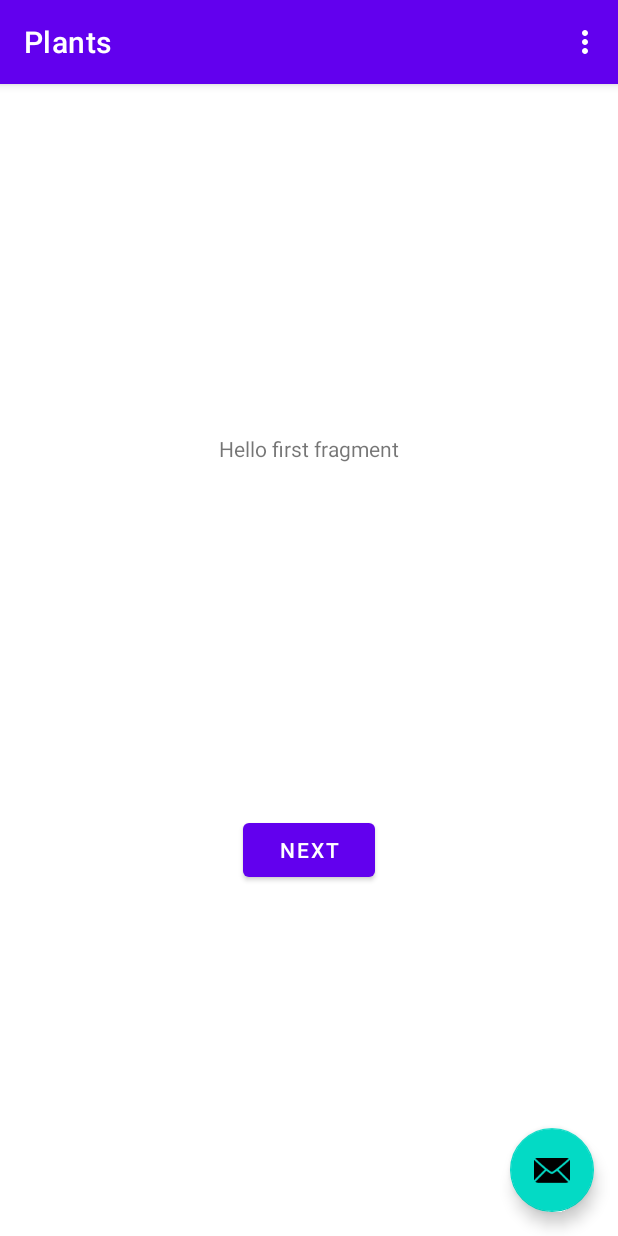
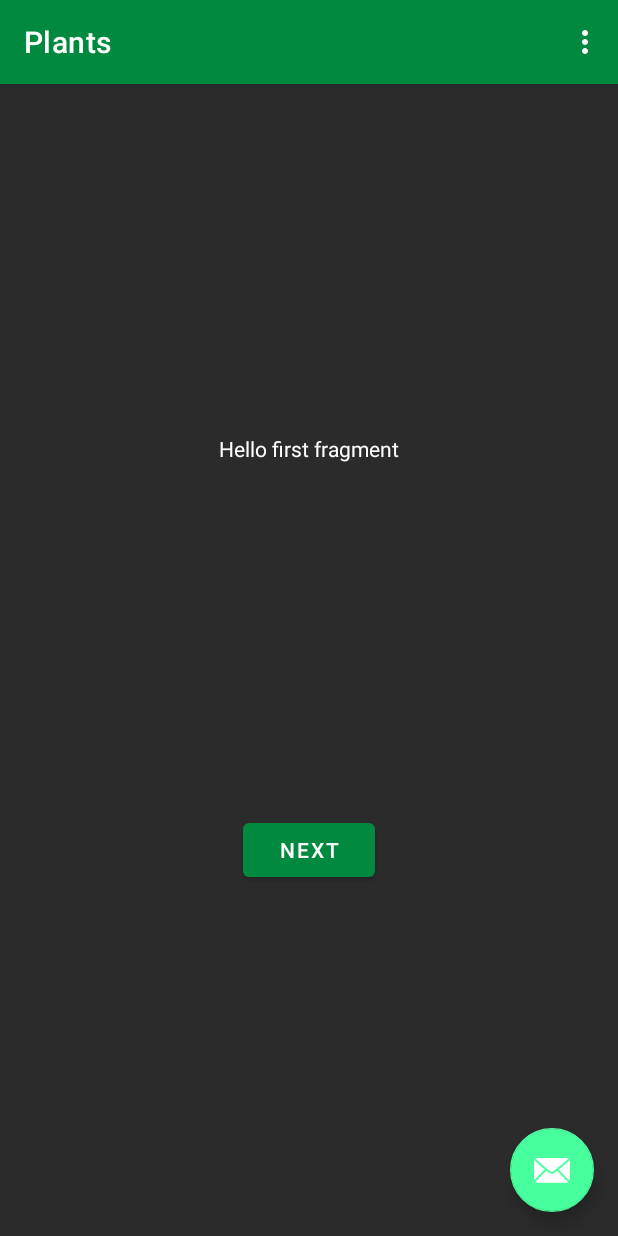
Before and after one commit to michalmusil/water_it, an Android app: the screen it shows after launch (MainActivity), on a phone screen of 412 x 824 dp. Run offline under Robolectric (Android 15) with nearby library versions, the phone set to English and light mode, and no system bars; our stand-ins replace navigation-ui.

Commit message:
Database architecture done, theme colors customized

```diff
--- a/app/src/main/AndroidManifest.xml
+++ b/app/src/main/AndroidManifest.xml
@@ -10,7 +10,7 @@
         android:supportsRtl="true"
         android:theme="@style/Theme.Waterit">
         <activity
-            android:name=".MainActivity"
+            android:name=".activities.MainActivity"
             android:exported="true"
             android:label="@string/app_name"
             android:theme="@style/Theme.Waterit.NoActionBar">
--- a/app/src/main/java/cz/mendelu/xmusil5/waterit/MainActivity.kt
+++ b/app/src/main/java/cz/mendelu/xmusil5/waterit/activities/MainActivity.kt
@@ -1,4 +1,4 @@
-package cz.mendelu.xmusil5.waterit
+package cz.mendelu.xmusil5.waterit.activities
 
 import android.os.Bundle
 import com.google.android.material.snackbar.Snackbar
@@ -9,6 +9,7 @@ import androidx.navigation.ui.navigateUp
 import androidx.navigation.ui.setupActionBarWithNavController
 import android.view.Menu
 import android.view.MenuItem
+import cz.mendelu.xmusil5.waterit.R
 import cz.mendelu.xmusil5.waterit.databinding.ActivityMainBinding
 
 class MainActivity : AppCompatActivity() {
--- a/app/src/main/res/layout/activity_main.xml
+++ b/app/src/main/res/layout/activity_main.xml
@@ -4,7 +4,7 @@
     xmlns:tools="http://schemas.android.com/tools"
     android:layout_width="match_parent"
     android:layout_height="match_parent"
-    tools:context=".MainActivity">
+    tools:context=".activities.MainActivity">
 
     <com.google.android.material.appbar.AppBarLayout
         android:layout_width="match_parent"
--- a/app/src/main/res/menu/menu_main.xml
+++ b/app/src/main/res/menu/menu_main.xml
@@ -1,7 +1,7 @@
 <menu xmlns:android="http://schemas.android.com/apk/res/android"
     xmlns:app="http://schemas.android.com/apk/res-auto"
     xmlns:tools="http://schemas.android.com/tools"
-    tools:context="cz.mendelu.xmusil5.waterit.MainActivity">
+    tools:context="cz.mendelu.xmusil5.waterit.activities.MainActivity">
     <item
         android:id="@+id/action_settings"
         android:orderInCategory="100"
--- a/app/src/main/res/values/colors.xml
+++ b/app/src/main/res/values/colors.xml
@@ -7,4 +7,11 @@
     <color name="teal_700">#FF018786</color>
     <color name="black">#FF000000</color>
     <color name="white">#FFFFFFFF</color>
+
+    <color name="primaryColor">#00893F</color>
+    <color name="secondaryColor">#47FF9C</color>
+    <color name="primaryBackgroundColor">#2B2B2B</color>
+    <color name="primaryTextColor">#FFFFFF</color>
+
+
 </resources>
--- a/app/src/main/res/values/themes.xml
+++ b/app/src/main/res/values/themes.xml
@@ -1,14 +1,19 @@
 <resources xmlns:tools="http://schemas.android.com/tools">
     <!-- Base application theme. -->
     <style name="Theme.Waterit" parent="Theme.MaterialComponents.DayNight.DarkActionBar">
+        <!-- Background color. -->
+        <item name="android:windowBackground">@color/primaryBackgroundColor</item>
+        <!-- Text color. -->
+        <item name="android:textColor">@color/primaryTextColor</item>
+
         <!-- Primary brand color. -->
-        <item name="colorPrimary">@color/purple_500</item>
-        <item name="colorPrimaryVariant">@color/purple_700</item>
-        <item name="colorOnPrimary">@color/white</item>
+        <item name="colorPrimary">@color/primaryColor</item>
+        <item name="colorPrimaryVariant">@color/primaryColor</item>
+        <item name="colorOnPrimary">@color/primaryTextColor</item>
         <!-- Secondary brand color. -->
-        <item name="colorSecondary">@color/teal_200</item>
-        <item name="colorSecondaryVariant">@color/teal_700</item>
-        <item name="colorOnSecondary">@color/black</item>
+        <item name="colorSecondary">@color/secondaryColor</item>
+        <item name="colorSecondaryVariant">@color/secondaryColor</item>
+        <item name="colorOnSecondary">@color/primaryTextColor</item>
         <!-- Status bar color. -->
         <item name="android:statusBarColor" tools:targetApi="l">?attr/colorPrimaryVariant</item>
         <!-- Customize your theme here. -->
```
Also changed, not shown: app/src/main/java/cz/mendelu/xmusil5/waterit/database/WateritDatabase.kt (+31 -1 lines), app/src/main/java/cz/mendelu/xmusil5/waterit/database/daos/PlantsDao.kt (added, +24 -0 lines), app/src/main/java/cz/mendelu/xmusil5/waterit/database/daos/RoomsDao.kt (added, +25 -0 lines), app/src/main/java/cz/mendelu/xmusil5/waterit/database/entities/DbPlant.kt (+19 -0 lines), app/src/main/java/cz/mendelu/xmusil5/waterit/database/entities/converters/WateritTypeConverter.kt (added, +34 -0 lines), app/src/main/java/cz/mendelu/xmusil5/waterit/database/repositories/plants/IPlantsLocalRepository.kt (added, +16 -0 lines), app/src/main/java/cz/mendelu/xmusil5/waterit/database/repositories/plants/PlantsLocalRepositoryImpl.kt (added, +27 -0 lines), app/src/main/java/cz/mendelu/xmusil5/waterit/database/repositories/rooms/IRoomsLocalRepository.kt (added, +17 -0 lines), app/src/main/java/cz/mendelu/xmusil5/waterit/database/repositories/rooms/RoomsLocalRepositoryImpl.kt (added, +27 -0 lines).
